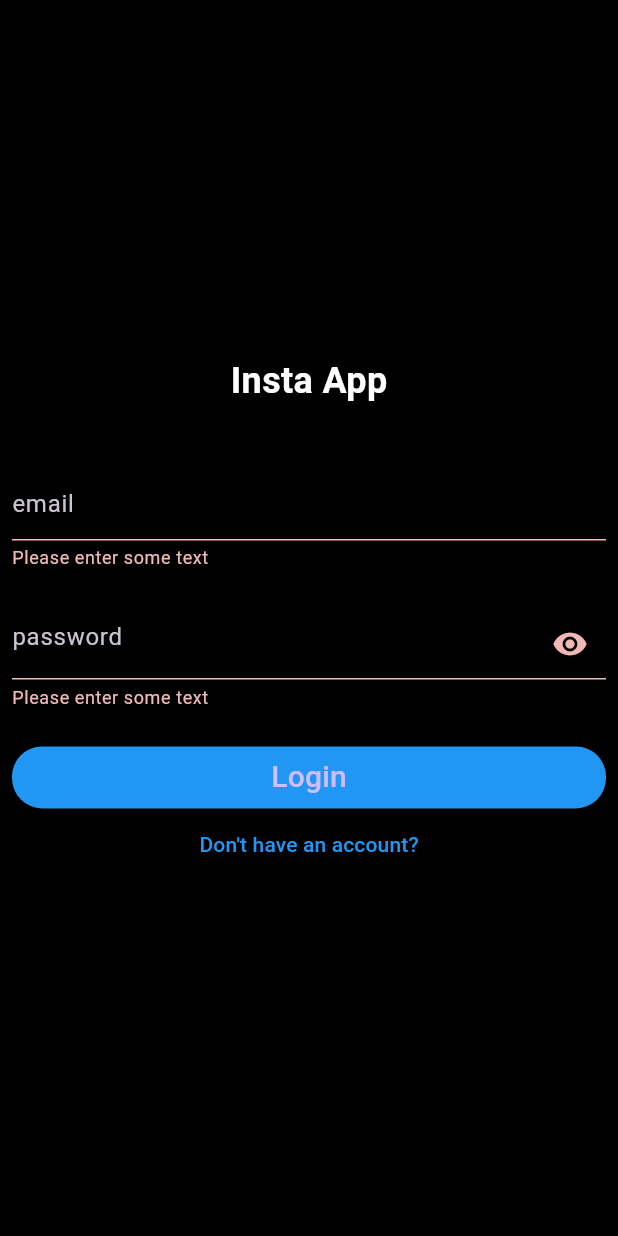
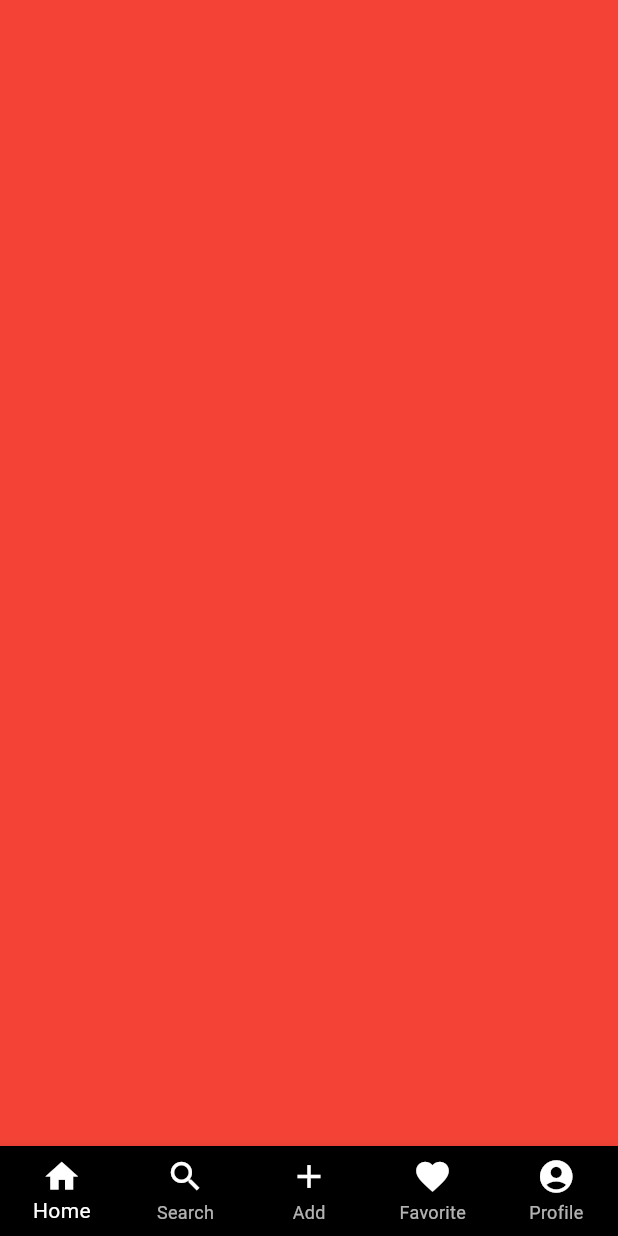
Before and after one commit to JacklynConn/socail_media_app, a Flutter app: the Login screen opened directly, after a tap on "Login", on a phone screen of 412 x 824 dp. Run offline on Flutter 3.47's test engine with Material 3 defaults, Android fonts, the phone set to English and light mode, and no system bars.

Commit message:
#4. validation functions+ bottom bar screen

```diff
--- /dev/null
+++ b/lib/screens/bottombar.dart
@@ -0,0 +1,71 @@
+import 'package:flutter/material.dart';
+
+class BottomBar extends StatefulWidget {
+  const BottomBar({super.key});
+
+  @override
+  State<BottomBar> createState() => _BottomBarState();
+}
+
+class _BottomBarState extends State<BottomBar> {
+  int selected = 0;
+  final List<Widget> pageList = [
+    Container(
+      color: Colors.red,
+    ),
+    Container(
+      color: Colors.green,
+    ),
+    Container(
+      color: Colors.blue,
+    ),
+    Container(
+      color: Colors.yellow,
+    ),
+    Container(
+      color: Colors.purple,
+    ),
+  ];
+
+  void selectPage(int index) {
+    setState(() {
+      selected = index;
+    });
+  }
+
+  @override
+  Widget build(BuildContext context) {
+    return Scaffold(
+      body: pageList[selected],
+      bottomNavigationBar: BottomNavigationBar(
+        type: BottomNavigationBarType.fixed,
+        backgroundColor: Colors.black,
+        fixedColor: Colors.white,
+        currentIndex: selected,
+        onTap: selectPage,
+        items: const [
+          BottomNavigationBarItem(
+            icon: Icon(Icons.home, color: Colors.white, size: 26),
+            label: 'Home',
+          ),
+          BottomNavigationBarItem(
+            icon: Icon(Icons.search, color: Colors.white, size: 26),
+            label: 'Search',
+          ),
+          BottomNavigationBarItem(
+            icon: Icon(Icons.add, color: Colors.white, size: 26),
+            label: 'Add',
+          ),
+          BottomNavigationBarItem(
+            icon: Icon(Icons.favorite, color: Colors.white, size: 26),
+            label: 'Favorite',
+          ),
+          BottomNavigationBarItem(
+            icon: Icon(Icons.account_circle, color: Colors.white, size: 26),
+            label: 'Profile',
+          ),
+        ],
+      ),
+    );
+  }
+}
--- a/lib/screens/login.dart
+++ b/lib/screens/login.dart
@@ -1,5 +1,6 @@
 import 'package:flutter/material.dart';
 import '/screens/sign_up.dart';
+import 'bottombar.dart';
 
 class Login extends StatefulWidget {
   const Login({super.key});
@@ -40,45 +41,41 @@ class _LoginState extends State<Login> {
                     children: [
                       TextFormField(
                         validator: (value) {
-                          if (value == null || value.isEmpty) {
-                            return 'Please enter some text';
+                          if (value!.isEmpty || !value.contains('@')) {
+                            return 'Please enter a valid email';
                           }
                           return null;
                         },
                         decoration: const InputDecoration(
-                          hintText: 'email',
+                          hintText: 'Email',
                           focusedBorder: OutlineInputBorder(
                             borderSide: BorderSide(color: Colors.blue),
-                            borderRadius:
-                                BorderRadius.all(Radius.circular(20)),
+                            borderRadius: BorderRadius.all(Radius.circular(20)),
                           ),
                           enabledBorder: OutlineInputBorder(
                             borderSide: BorderSide(color: Colors.grey),
-                            borderRadius:
-                                BorderRadius.all(Radius.circular(20)),
+                            borderRadius: BorderRadius.all(Radius.circular(20)),
                           ),
                         ),
                       ),
                       SizedBox(height: h * 0.03),
                       TextFormField(
                         validator: (value) {
-                          if (value == null || value.isEmpty) {
-                            return 'Please enter some text';
+                          if (value!.isEmpty || value.length < 7) {
+                            return 'Password must be at least 7 characters long';
                           }
                           return null;
                         },
                         decoration: const InputDecoration(
-                          hintText: 'password',
+                          hintText: 'Password',
                           suffixIcon: Icon(Icons.visibility),
                           focusedBorder: OutlineInputBorder(
                             borderSide: BorderSide(color: Colors.blue),
-                            borderRadius:
-                                BorderRadius.all(Radius.circular(20)),
+                            borderRadius: BorderRadius.all(Radius.circular(20)),
                           ),
                           enabledBorder: OutlineInputBorder(
                             borderSide: BorderSide(color: Colors.grey),
-                            borderRadius:
-                                BorderRadius.all(Radius.circular(20)),
+                            borderRadius: BorderRadius.all(Radius.circular(20)),
                           ),
                         ),
                       ),
@@ -91,13 +88,20 @@ class _LoginState extends State<Login> {
                   height: h * 0.05,
                   child: ElevatedButton(
                     onPressed: () {
-                      if (formKey.currentState!.validate()) {
-                        ScaffoldMessenger.of(context).showSnackBar(
-                          const SnackBar(
-                            content: Text('Processing Data'),
-                          ),
-                        );
-                      }
+                      // formKey.currentState!.save();
+                      // if (formKey.currentState!.validate()) {
+                      //   ScaffoldMessenger.of(context).showSnackBar(
+                      //     const SnackBar(
+                      //       content: Text('Processing Data'),
+                      //     ),
+                      //   );
+                      // }
+                      Navigator.pushReplacement(
+                        context,
+                        MaterialPageRoute(
+                          builder: (context) => const BottomBar(),
+                        ),
+                      );
                     },
                     style: ElevatedButton.styleFrom(
                       backgroundColor: Colors.blue,
--- a/lib/screens/sign_up.dart
+++ b/lib/screens/sign_up.dart
@@ -65,12 +65,12 @@ class _SignUpState extends State<SignUp> {
                         TextFormField(
                           validator: (value) {
                             if (value == null || value.isEmpty) {
-                              return 'Please enter some text';
+                              return 'Please enter your name';
                             }
                             return null;
                           },
                           decoration: const InputDecoration(
-                            hintText: 'name',
+                            hintText: 'Name',
                             focusedBorder: OutlineInputBorder(
                               borderSide: BorderSide(color: Colors.blue),
                               borderRadius: BorderRadius.all(
@@ -88,13 +88,13 @@ class _SignUpState extends State<SignUp> {
                         SizedBox(height: h * 0.03),
                         TextFormField(
                           validator: (value) {
-                            if (value == null || value.isEmpty) {
-                              return 'Please enter some text';
+                            if (value!.isEmpty || !value.contains('@')) {
+                              return 'Please enter a valid email';
                             }
                             return null;
                           },
                           decoration: const InputDecoration(
-                            hintText: 'email',
+                            hintText: 'Email',
                             focusedBorder: OutlineInputBorder(
                               borderSide: BorderSide(color: Colors.blue),
                               borderRadius:
@@ -110,13 +110,13 @@ class _SignUpState extends State<SignUp> {
                         SizedBox(height: h * 0.03),
                         TextFormField(
                           validator: (value) {
-                            if (value == null || value.isEmpty) {
-                              return 'Please enter some text';
+                            if (value!.isEmpty || value.length < 7) {
+                              return 'Password must be at least 7 characters long';
                             }
                             return null;
                           },
                           decoration: const InputDecoration(
-                            hintText: 'password',
+                            hintText: 'Password',
                             suffixIcon: Icon(Icons.visibility),
                             focusedBorder: OutlineInputBorder(
                               borderSide: BorderSide(color: Colors.blue),
@@ -139,6 +139,7 @@ class _SignUpState extends State<SignUp> {
                     height: h * 0.05,
                     child: ElevatedButton(
                       onPressed: () {
+                        formKey.currentState!.save();
                         if (formKey.currentState!.validate()) {
                           ScaffoldMessenger.of(context).showSnackBar(
                             const SnackBar(
```
